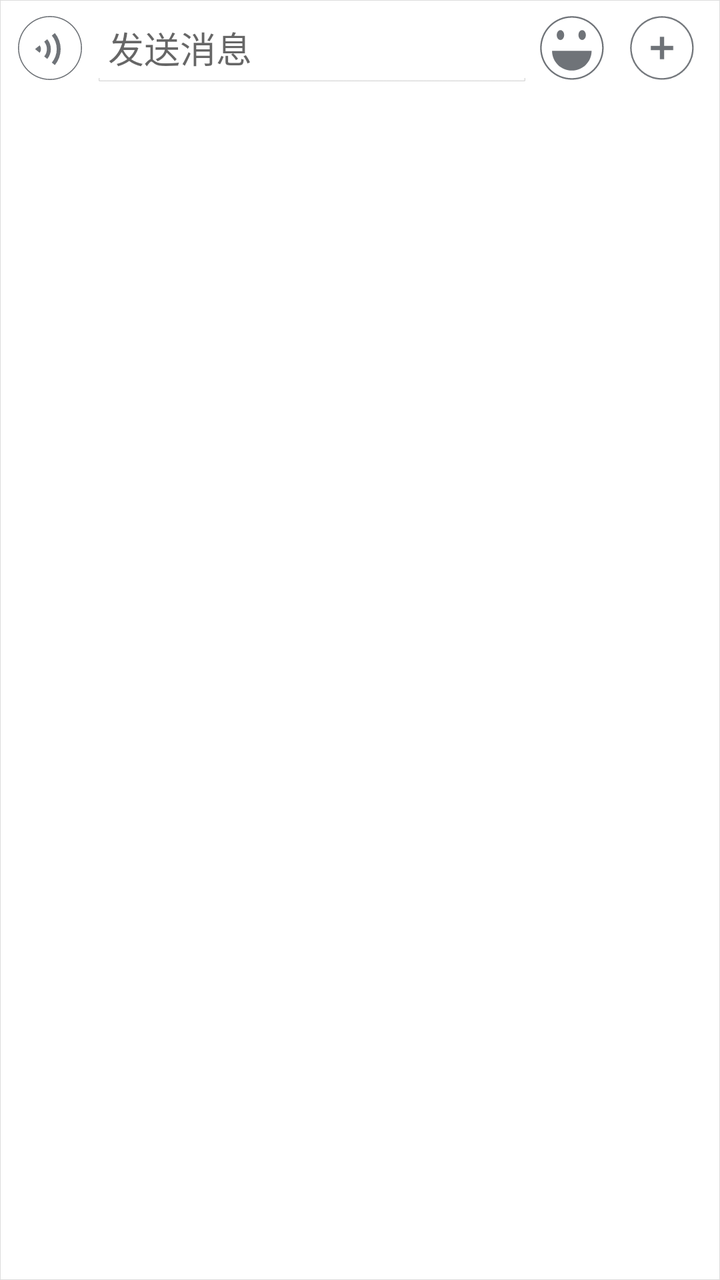
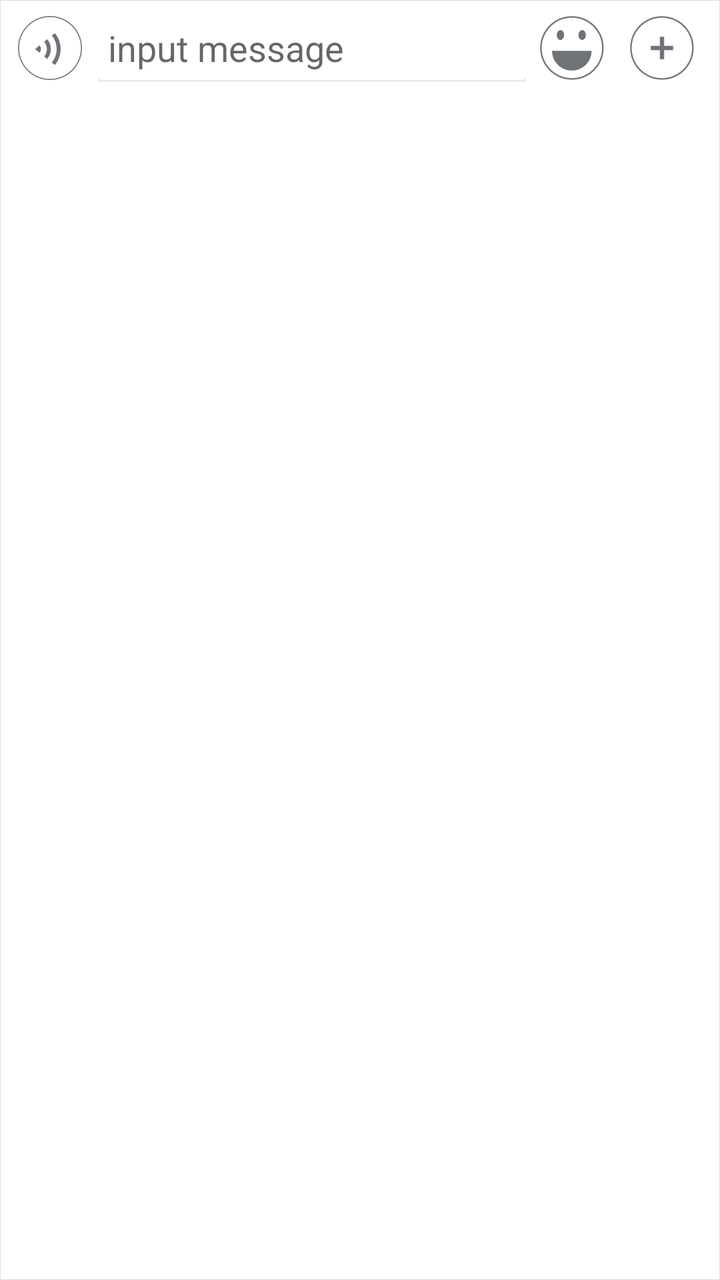

An Android layout rendered at two revisions. The XML below is the earlier revision; the diff shows what the commit changed to produce the second picture.
<!-- AndroidManifest.xml: another module's application theme AppTheme -->
<!-- res/layout/layout_for_chat_layout.xml -->
<?xml version="1.0" encoding="utf-8"?>
<LinearLayout xmlns:android="http://schemas.android.com/apk/res/android"
    xmlns:app="http://schemas.android.com/apk/res-auto"
    xmlns:tools="http://schemas.android.com/tools"
    android:layout_width="match_parent"
    android:layout_height="wrap_content"
    android:background="@drawable/shape_rec_stroke_dcdcdc_for_chat_layout"
    android:orientation="vertical"
    tools:context=".ChatLayout">

    <LinearLayout
        android:layout_width="match_parent"
        android:layout_height="wrap_content"
        android:orientation="horizontal">

        <ImageView
            android:id="@+id/iv_voice_for_chat_layout"
            android:layout_width="42dp"
            android:layout_height="48dp"
            android:layout_gravity="bottom"
            android:clickable="true"
            android:paddingStart="8dp"
            android:paddingTop="8dp"
            android:paddingBottom="8dp"
            android:src="@drawable/selector_btn_voice_for_chat_layout" />

        <ImageView
            android:id="@+id/iv_keyboard_for_chat_layout"
            android:layout_width="42dp"
            android:layout_height="48dp"
            android:clickable="true"
            android:paddingStart="8dp"
            android:paddingTop="8dp"
            android:paddingBottom="8dp"
            android:src="@drawable/selector_btn_keyboard_for_chat_layout"
            android:visibility="gone"
            tools:visibility="visible" />

        <EditText
            android:id="@+id/et_msg_for_chat_layout"
            android:layout_width="0dp"
            android:layout_height="wrap_content"
            android:layout_margin="6dp"
            android:layout_weight="1"
            android:background="@drawable/selector_bg_et_msg_for_chat_layout"
            android:hint="发送消息"
            android:maxLines="5"
            android:minHeight="36dp"
            android:paddingStart="6dp" />

        <TextView
            android:id="@+id/tv_press_speak_for_chat_layout"
            android:layout_width="0dp"
            android:layout_height="36dp"
            android:layout_marginLeft="25dp"
            android:layout_marginTop="6dp"
            android:layout_marginRight="25dp"
            android:layout_marginBottom="6dp"
            android:layout_weight="1"
            android:background="@drawable/shape_bg_press_speak_for_chat_layout"
            android:gravity="center"
            android:text="按住 说话"
            android:textColor="#666666"
            android:visibility="gone"
            tools:visibility="visible" />

        <ImageView
            android:id="@+id/iv_emoji_for_chat_layout"
            android:layout_width="32dp"
            android:layout_height="48dp"
            android:layout_gravity="bottom"
            android:layout_marginEnd="8dp"
            android:clickable="true"
            android:paddingTop="8dp"
            android:paddingBottom="8dp"
            android:src="@drawable/selector_btn_emoji_for_chat_layout" />

        <FrameLayout
            android:id="@+id/fl_send_plus_for_chat_layout"
            android:layout_width="42dp"
            android:layout_height="48dp"
            android:layout_gravity="bottom"
            android:layout_marginEnd="8dp">

            <Button
                android:id="@+id/btn_send_for_chat_layout"
                android:layout_width="42dp"
                android:layout_height="32dp"
                android:layout_gravity="center"
                android:background="@drawable/selector_btn_send_for_chat_layout"
                android:text="发送"
                android:textColor="@android:color/white"
                android:textSize="16sp"
                android:visibility="gone"
                tools:visibility="visible" />

            <ImageView
                android:id="@+id/iv_sendplus_for_chat_layout"
                android:layout_width="match_parent"
                android:layout_height="32dp"
                android:layout_gravity="start|center_vertical"
                android:src="@drawable/selector_btn_plus_for_chat_layout" />
        </FrameLayout>
    </LinearLayout>

    <androidx.viewpager.widget.ViewPager
        android:id="@+id/view_pager_for_chat_layout"
        android:layout_width="match_parent"
        android:layout_height="0dp"
        tools:layout_height="wrap_content">

        <com.google.android.material.tabs.TabLayout
            android:id="@+id/tab_layout_for_chat_layout"
            android:layout_width="match_parent"
            android:layout_height="40dp"
            android:layout_gravity="bottom"
            android:background="#ebebeb"
            app:tabIndicatorHeight="0dp"
            app:tabMode="scrollable" />
    </androidx.viewpager.widget.ViewPager>
</LinearLayout>
<!-- resources referenced by this layout -->
<resources>
  <!-- drawable selector_btn_keyboard_for_chat_layout (drawable) -->
  <?xml version="1.0" encoding="utf-8"?>
  <selector
      xmlns:android="http://schemas.android.com/apk/res/android">
      <item android:drawable="@drawable/ic_keyboard_pressed_for_chat_layout" android:state_pressed="true"/>
      <item android:drawable="@drawable/ic_keyboard_pressed_for_chat_layout" android:state_selected="true"/>
      <item android:drawable="@drawable/ic_keyboard_normal_for_chat_layout"/>
  </selector>
  <!-- drawable selector_btn_plus_for_chat_layout (drawable) -->
  <?xml version="1.0" encoding="utf-8"?>
  <selector xmlns:android="http://schemas.android.com/apk/res/android">
      <item android:drawable="@drawable/ic_plus_pressed_for_chat_layout" android:state_pressed="true" />
      <item android:drawable="@drawable/ic_plus_pressed_for_chat_layout" android:state_selected="true" />
      <item android:drawable="@drawable/ic_plus_normal_for_chat_layout" />
  </selector>
  <!-- drawable selector_btn_send_for_chat_layout (drawable) -->
  <?xml version="1.0" encoding="utf-8"?>
  <selector xmlns:android="http://schemas.android.com/apk/res/android">
      <item android:drawable="@drawable/shape_btn_send_pressed_for_chat_layout" android:state_pressed="true" />
      <item android:drawable="@drawable/shape_btn_send_normal_for_chat_layout" />
  </selector>
  <!-- drawable shape_bg_press_speak_for_chat_layout (drawable) -->
  <?xml version="1.0" encoding="utf-8"?>
  <shape xmlns:android="http://schemas.android.com/apk/res/android"
      android:shape="rectangle">
  
      
      <corners android:radius="8dp" />
  
      <stroke
          android:width="1dp"
          android:color="@color/gray_6f7378_for_chat_layout" />
  
      <solid android:color="@android:color/white" />
  </shape>
  <!-- drawable shape_rec_stroke_dcdcdc_for_chat_layout (drawable) -->
  <?xml version="1.0" encoding="utf-8"?>
  <shape xmlns:android="http://schemas.android.com/apk/res/android"
      android:shape="rectangle">
      
      <solid android:color="@android:color/white" />
  
      <stroke
          android:width="1px"
          android:color="#dcdcdc"
          android:dashWidth="0dp"
          android:dashGap="0dp" />
  </shape>
  <style name="AppTheme" parent="NoActionBar">
          <item name="windowActionBar">true</item>
          <item name="windowNoTitle">false</item>
      </style>
  <!-- drawable shape_btn_send_pressed_for_chat_layout (drawable) -->
  <?xml version="1.0" encoding="utf-8"?>
  <shape xmlns:android="http://schemas.android.com/apk/res/android"
      android:shape="rectangle">
  
      <solid android:color="#4597D8" />
  
      <corners android:radius="5dp" />
  </shape>
  <!-- drawable shape_btn_send_normal_for_chat_layout (drawable) -->
  <?xml version="1.0" encoding="utf-8"?>
  <shape xmlns:android="http://schemas.android.com/apk/res/android"
      android:shape="rectangle">
  
      <solid android:color="#2EABFB" />
  
      <corners android:radius="5dp" />
  </shape>
  <color name="gray_6f7378_for_chat_layout">#6F7378</color>
  <style name="NoActionBar" parent="AppThemeForMyAndroidFrameWork">
          
          <item name="colorPrimary">@color/colorPrimary</item>
          <item name="colorPrimaryDark">@color/colorPrimaryDark</item>
          <item name="colorAccent">@color/colorAccent</item>
      </style>
  <color name="gray_64686c_for_chat_layout">#64686C</color>
  <style name="AppThemeForMyAndroidFrameWork" parent="Theme.AppCompat.Light.NoActionBar">
          
          
  
          
          
          
  
          
          <item name="android:textAllCaps">false</item>
      </style>
  <color name="colorPrimary">#008577</color>
  <color name="colorPrimaryDark">#00574B</color>
  <color name="colorAccent">#D81B60</color>
  <!-- unchanged entries left out for length: 13 -->
</resources>

<!-- the commit's change to res/layout/layout_for_chat_layout.xml (unified diff, before → after) -->
@@ -43,13 +43,13 @@
             android:layout_margin="6dp"
             android:layout_weight="1"
             android:background="@drawable/selector_bg_et_msg_for_chat_layout"
-            android:hint="发送消息"
+            android:hint="@string/input_message"
             android:maxLines="5"
             android:minHeight="36dp"
             android:paddingStart="6dp" />
 
-        <TextView
-            android:id="@+id/tv_press_speak_for_chat_layout"
+        <com.hjq.shape.view.ShapeTextView
+            android:id="@+id/stv_press_speak_for_chat_layout"
             android:layout_width="0dp"
             android:layout_height="36dp"
             android:layout_marginLeft="25dp"
@@ -57,11 +57,14 @@
             android:layout_marginRight="25dp"
             android:layout_marginBottom="6dp"
             android:layout_weight="1"
-            android:background="@drawable/shape_bg_press_speak_for_chat_layout"
             android:gravity="center"
-            android:text="按住 说话"
+            android:text="@string/press_to_say"
             android:textColor="#666666"
             android:visibility="gone"
+            app:shape_radius="8dp"
+            app:shape_solidColor="@color/white"
+            app:shape_strokeColor="@color/gray_6f7378_for_chat_layout"
+            app:shape_strokeSize="1dp"
             tools:visibility="visible" />
 
         <ImageView
@@ -88,7 +91,8 @@
                 android:layout_height="32dp"
                 android:layout_gravity="center"
                 android:background="@drawable/selector_btn_send_for_chat_layout"
-                android:text="发送"
+                android:text="@string/send"
+                android:textAllCaps="false"
                 android:textColor="@android:color/white"
                 android:textSize="16sp"
                 android:visibility="gone"
<!-- resource entries referenced after the edit -->
@@ -21,20 +21,6 @@
       <item android:drawable="@drawable/shape_btn_send_pressed_for_chat_layout" android:state_pressed="true" />
       <item android:drawable="@drawable/shape_btn_send_normal_for_chat_layout" />
   </selector>
-  <!-- drawable shape_bg_press_speak_for_chat_layout (drawable) -->
-  <?xml version="1.0" encoding="utf-8"?>
-  <shape xmlns:android="http://schemas.android.com/apk/res/android"
-      android:shape="rectangle">
-  
-      
-      <corners android:radius="8dp" />
-  
-      <stroke
-          android:width="1dp"
-          android:color="@color/gray_6f7378_for_chat_layout" />
-  
-      <solid android:color="@android:color/white" />
-  </shape>
   <!-- drawable shape_rec_stroke_dcdcdc_for_chat_layout (drawable) -->
   <?xml version="1.0" encoding="utf-8"?>
   <shape xmlns:android="http://schemas.android.com/apk/res/android"
@@ -48,6 +34,9 @@
           android:dashWidth="0dp"
           android:dashGap="0dp" />
   </shape>
+  <string name="input_message">input message</string>
+  <string name="press_to_say">Press to speak</string>
+  <string name="send">Send</string>
   <style name="AppTheme" parent="NoActionBar">
           <item name="windowActionBar">true</item>
           <item name="windowNoTitle">false</item>
@@ -71,6 +60,7 @@
       <corners android:radius="5dp" />
   </shape>
   <color name="gray_6f7378_for_chat_layout">#6F7378</color>
+  <color name="white">#fff</color>
   <style name="NoActionBar" parent="AppThemeForMyAndroidFrameWork">
           
           <item name="colorPrimary">@color/colorPrimary</item>
